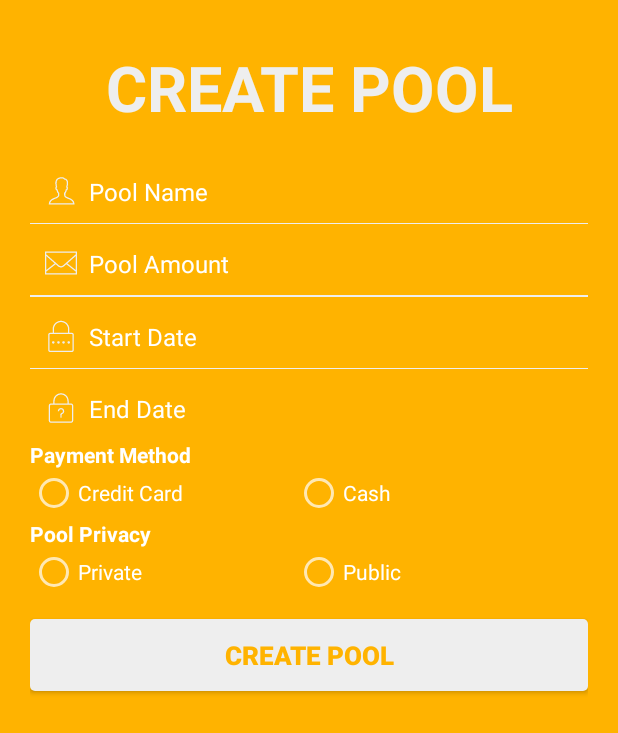
After one commit to Web-Moviles-Spring18/Cooper-AndroidApp, an Android app: the CreatePool screen opened directly, with no data from a screen before it, on a phone screen of 412 x 824 dp. The commit adds this screen. Shown: the top 733 px of the screen. Run offline under Robolectric (Android 15) with nearby library versions, the phone set to English and light mode, and no system bars.

Commit message:
Added Create Pool interface

```diff
--- a/app/src/main/AndroidManifest.xml
+++ b/app/src/main/AndroidManifest.xml
@@ -34,6 +34,8 @@
             android:name="preloaded_fonts"
             android:resource="@array/preloaded_fonts" />
 
+        <activity android:name=".CreatePool" />
+        <activity android:name=".PoolDetails"></activity>
     </application>
 
 </manifest>
--- /dev/null
+++ b/app/src/main/java/com/cooper/cooper/CreatePool.java
@@ -0,0 +1,15 @@
+package com.cooper.cooper;
+
+import android.support.v7.app.AppCompatActivity;
+import android.os.Bundle;
+
+public class CreatePool extends AppCompatActivity {
+
+
+
+    @Override
+    protected void onCreate(Bundle savedInstanceState) {
+        super.onCreate(savedInstanceState);
+        setContentView(R.layout.activity_create_pool);
+    }
+}
--- a/app/src/main/java/com/cooper/cooper/Pool.java
+++ b/app/src/main/java/com/cooper/cooper/Pool.java
@@ -1,5 +1,8 @@
 package com.cooper.cooper;
 
+import org.json.JSONObject;
+
+import java.io.IOException;
 import java.util.ArrayList;
 
 /**
@@ -16,6 +19,7 @@ public class Pool {
     private String start_date;
     private String end_date;
     private ArrayList<String> members;
+    private int id;
 
     public Pool(String name, double total, boolean is_private, String payment_method, String currency, String start_date, String end_date, ArrayList<String> members) {
         this.name = name;
@@ -95,4 +99,28 @@ public class Pool {
     public int getQuantityMember(){
         return this.members.size();
     }
+
+    public int getId() {
+        return id;
+    }
+
+    public void setId(int id) {
+        this.id = id;
+    }
+
+    public JSONObject poolJSON() throws Exception {
+
+
+        JSONObject pool_json = new JSONObject();
+        pool_json.put("name", this.name);
+        pool_json.put("totalAmount", this.total);
+        pool_json.put("private", this.is_private);
+        pool_json.put("paymentMethod", this.payment_method);
+        pool_json.put("currency", this.currency);
+
+
+
+
+        return pool_json;
+    }
 }
--- /dev/null
+++ b/app/src/main/java/com/cooper/cooper/PoolDetails.java
@@ -0,0 +1,13 @@
+package com.cooper.cooper;
+
+import android.support.v7.app.AppCompatActivity;
+import android.os.Bundle;
+
+public class PoolDetails extends AppCompatActivity {
+
+    @Override
+    protected void onCreate(Bundle savedInstanceState) {
+        super.onCreate(savedInstanceState);
+        setContentView(R.layout.activity_pool_details);
+    }
+}
--- a/app/src/main/java/com/cooper/cooper/PoolLists.java
+++ b/app/src/main/java/com/cooper/cooper/PoolLists.java
@@ -1,5 +1,6 @@
 package com.cooper.cooper;
 
+import android.content.Intent;
 import android.support.v7.app.AppCompatActivity;
 import android.os.Bundle;
 import android.view.View;
@@ -40,6 +41,7 @@ public class PoolLists extends AppCompatActivity {
     }
 
     public void createPool(View v){
-
+        Intent intent = new Intent(this,CreatePool.class);
+        this.startActivity(intent);
     }
 }
--- /dev/null
+++ b/app/src/main/res/layout/activity_create_pool.xml
@@ -0,0 +1,215 @@
+<?xml version="1.0" encoding="utf-8"?>
+<LinearLayout xmlns:android="http://schemas.android.com/apk/res/android"
+    xmlns:app="http://schemas.android.com/apk/res-auto"
+    xmlns:tools="http://schemas.android.com/tools"
+    android:layout_width="fill_parent"
+    android:layout_height="fill_parent"
+    android:orientation="vertical"
+    android:padding="20dp"
+    tools:context="com.cooper.cooper.CreatePool"
+    android:background="@color/background_color">
+
+    <TextView
+        android:layout_width="fill_parent"
+        android:layout_height="wrap_content"
+        android:gravity="center"
+        android:padding="10dp"
+        android:text="CREATE POOL"
+        android:textColor="@color/white_greyish"
+        android:textSize="42sp"
+        android:textStyle="bold" />
+
+    <EditText
+        android:id="@+id/fullName"
+        android:layout_width="fill_parent"
+        android:layout_height="wrap_content"
+        android:layout_marginTop="10dp"
+        android:background="@android:color/transparent"
+        android:drawableLeft="@drawable/user"
+        android:drawablePadding="8dp"
+        android:gravity="center_vertical"
+        android:hint="Pool Name"
+        android:inputType="textCapWords"
+        android:padding="10dp"
+        android:singleLine="true"
+        android:textColor="@color/white"
+        android:textColorHint="@color/white"
+        android:textSize="16sp" />
+
+    <View
+        android:layout_width="fill_parent"
+        android:layout_height="1px"
+        android:background="@color/white_greyish" />
+
+    <EditText
+        android:id="@+id/userEmailId"
+        android:layout_width="fill_parent"
+        android:layout_height="wrap_content"
+        android:layout_marginTop="5dp"
+        android:background="@android:color/transparent"
+        android:drawableLeft="@drawable/email"
+        android:drawablePadding="8dp"
+        android:gravity="center_vertical"
+        android:hint="Pool Amount"
+        android:inputType="number"
+        android:padding="10dp"
+        android:singleLine="true"
+        android:textColor="@color/white"
+        android:textColorHint="@color/white"
+        android:textSize="16sp" />
+
+    <!--<View
+        android:layout_width="fill_parent"
+        android:layout_height="1px"
+        android:background="@color/white_greyish" />
+
+    <EditText
+        android:id="@+id/mobileNumber"
+        android:layout_width="fill_parent"
+        android:layout_height="wrap_content"
+        android:layout_marginTop="5dp"
+        android:background="@android:color/transparent"
+        android:drawableLeft="@drawable/phone"
+        android:drawablePadding="8dp"
+        android:gravity="center_vertical"
+        android:hint="@string/mobileNumber"
+        android:inputType="phone"
+        android:padding="10dp"
+        android:singleLine="true"
+        android:textColor="@color/white"
+        android:textColorHint="@color/white"
+        android:textSize="16sp" />-->
+
+    <View
+        android:layout_width="fill_parent"
+        android:layout_height="1px"
+        android:background="@color/white_greyish" />
+
+    <!--<EditText
+        android:id="@+id/location"
+        android:layout_width="fill_parent"
+        android:layout_height="wrap_content"
+        android:layout_marginTop="5dp"
+        android:background="@android:color/transparent"
+        android:drawableLeft="@drawable/location"
+        android:drawablePadding="8dp"
+        android:gravity="center_vertical"
+        android:hint="@string/location"
+        android:inputType="textCapWords"
+        android:padding="10dp"
+        android:singleLine="true"
+        android:textColor="@color/white"
+        android:textColorHint="@color/white"
+        android:textSize="16sp" />-->
+
+    <View
+        android:layout_width="fill_parent"
+        android:layout_height="1px"
+        android:background="@color/white_greyish" />
+
+    <EditText
+        android:id="@+id/password"
+        android:layout_width="fill_parent"
+        android:layout_height="wrap_content"
+        android:layout_marginTop="5dp"
+        android:background="@android:color/transparent"
+        android:drawableLeft="@drawable/password"
+        android:drawablePadding="8dp"
+        android:gravity="center_vertical"
+        android:hint="Start Date"
+        android:inputType="date"
+        android:padding="10dp"
+        android:singleLine="true"
+        android:textColor="@color/white"
+        android:textColorHint="@color/white"
+        android:textSize="16sp" />
+
+    <View
+        android:layout_width="fill_parent"
+        android:layout_height="1px"
+        android:background="@color/white_greyish" />
+
+    <EditText
+        android:id="@+id/confirmPassword"
+        android:layout_width="fill_parent"
+        android:layout_height="wrap_content"
+        android:layout_marginTop="5dp"
+        android:background="@android:color/transparent"
+        android:drawableLeft="@drawable/confirm_password"
+        android:drawablePadding="8dp"
+        android:gravity="center_vertical"
+        android:hint="End Date"
+        android:inputType="date"
+        android:padding="10dp"
+        android:singleLine="true"
+        android:textColor="@color/white"
+        android:textColorHint="@color/white"
+        android:textSize="16sp" />
+
+    <TextView
+        android:layout_width="match_parent"
+        android:layout_height="wrap_content"
+        android:text="Payment Method"
+        android:textColor="@color/white"
+        android:textStyle="bold" />
+
+    <RadioGroup
+        android:layout_width="match_parent"
+        android:layout_height="33dp"
+        android:orientation="horizontal">
+
+        <RadioButton
+            android:id="@+id/credit_card"
+            android:layout_width="45dp"
+            android:layout_height="wrap_content"
+            android:layout_weight="1"
+            android:text="Credit Card" />
+
+        <RadioButton
+            android:id="@+id/cash"
+            android:layout_width="wrap_content"
+            android:layout_height="wrap_content"
+            android:layout_weight="1"
+            android:text="Cash" />
+    </RadioGroup>
+
+    <TextView
+        android:layout_width="match_parent"
+        android:layout_height="wrap_content"
+        android:text="Pool Privacy"
+        android:textColor="@color/white"
+        android:textStyle="bold" />
+
+    <RadioGroup
+        android:layout_width="match_parent"
+        android:layout_height="wrap_content"
+        android:orientation="horizontal">
+
+        <RadioButton
+            android:id="@+id/is_private"
+            android:layout_width="52dp"
+            android:layout_height="wrap_content"
+            android:layout_weight="1"
+            android:text="Private" />
+
+        <RadioButton
+            android:id="@+id/is_public"
+            android:layout_width="wrap_content"
+            android:layout_height="wrap_content"
+            android:layout_weight="1"
+            android:text="Public" />
+    </RadioGroup>
+
+    <Button
+        android:id="@+id/createPoolBtn"
+        android:layout_width="fill_parent"
+        android:layout_height="wrap_content"
+        android:layout_marginTop="15dp"
+        android:background="@drawable/loginbutton_selector"
+        android:padding="3dp"
+        android:text="create pool"
+        android:textColor="@color/background_color"
+        android:textSize="17sp"
+        android:textStyle="bold" />
+
+</LinearLayout>
--- /dev/null
+++ b/app/src/main/res/layout/activity_pool_details.xml
@@ -0,0 +1,9 @@
+<?xml version="1.0" encoding="utf-8"?>
+<android.support.constraint.ConstraintLayout xmlns:android="http://schemas.android.com/apk/res/android"
+    xmlns:app="http://schemas.android.com/apk/res-auto"
+    xmlns:tools="http://schemas.android.com/tools"
+    android:layout_width="match_parent"
+    android:layout_height="match_parent"
+    tools:context="com.cooper.cooper.PoolDetails">
+
+</android.support.constraint.ConstraintLayout>
--- a/app/src/main/res/layout/pool_list_layout.xml
+++ b/app/src/main/res/layout/pool_list_layout.xml
@@ -4,7 +4,7 @@
     xmlns:tools="http://schemas.android.com/tools"
     android:layout_width="match_parent"
     android:layout_height="match_parent"
-    tools:context="com.cooper.cooper.MainMenu"
+    tools:context="com.cooper.cooper.PoolLists"
     android:background="@color/background_color">
 
 
@@ -16,7 +16,8 @@
         android:layout_alignParentTop="true"
         android:layout_marginEnd="15dp"
         android:layout_marginTop="17dp"
-        android:src="@android:drawable/ic_menu_add" />
+        android:src="@android:drawable/ic_menu_add"
+        android:onClick="createPool"/>
 
     <ListView
         android:id="@+id/list_pools"
```
